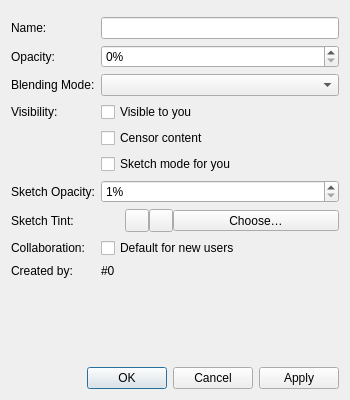
Old version of the form src/desktop/ui/layerproperties.ui in the repository drawpile/Drawpile.
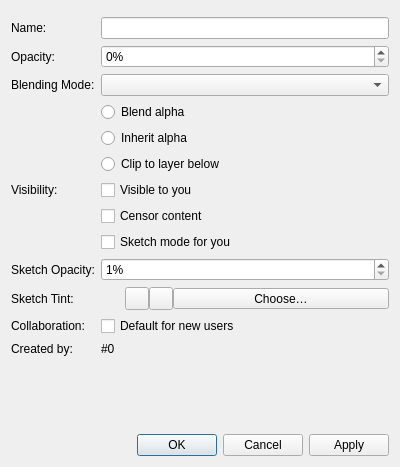
New version of the form. Icons and pictures are not drawn. Custom widgets are drawn as their Qt base class.

Commit message: Implement "clip to layer below" layer attribute

Diff of the .ui file:
```diff
--- a/src/desktop/ui/layerproperties.ui
+++ b/src/desktop/ui/layerproperties.ui
@@ -9,8 +9,8 @@
    <rect>
     <x>0</x>
     <y>0</y>
-    <width>350</width>
-    <height>400</height>
+    <width>400</width>
+    <height>467</height>
    </rect>
   </property>
   <property name="windowTitle">
@@ -54,42 +54,42 @@
    <item row="5" column="1">
     <widget class="QComboBox" name="blendMode"/>
    </item>
-   <item row="7" column="0">
+   <item row="10" column="0">
     <widget class="QLabel" name="visibilityLabel">
      <property name="text">
       <string>Visibility:</string>
      </property>
     </widget>
    </item>
-   <item row="7" column="1">
+   <item row="10" column="1">
     <widget class="QCheckBox" name="visible">
      <property name="text">
       <string>Visible to you</string>
      </property>
     </widget>
    </item>
-   <item row="8" column="1">
+   <item row="11" column="1">
     <widget class="QCheckBox" name="censored">
      <property name="text">
       <string>Censor content</string>
      </property>
     </widget>
    </item>
-   <item row="9" column="1">
+   <item row="12" column="1">
     <widget class="QCheckBox" name="sketchMode">
      <property name="text">
       <string>Sketch mode for you</string>
      </property>
     </widget>
    </item>
-   <item row="10" column="0">
+   <item row="13" column="0">
     <widget class="QLabel" name="sketchOpacityLabel">
      <property name="text">
       <string>Sketch Opacity:</string>
      </property>
     </widget>
    </item>
-   <item row="10" column="1">
+   <item row="13" column="1">
     <widget class="KisSliderSpinBox" name="sketchOpacitySlider">
      <property name="suffix">
       <string>%</string>
@@ -102,35 +102,35 @@
      </property>
     </widget>
    </item>
-   <item row="11" column="0">
+   <item row="14" column="0">
     <widget class="QLabel" name="sketchTintLabel">
      <property name="text">
       <string>Sketch Tint:</string>
      </property>
     </widget>
    </item>
-   <item row="13" column="0">
+   <item row="16" column="0">
     <widget class="QLabel" name="collaborationLabel">
      <property name="text">
       <string>Collaboration:</string>
      </property>
     </widget>
    </item>
-   <item row="13" column="1">
+   <item row="16" column="1">
     <widget class="QCheckBox" name="defaultLayer">
      <property name="text">
       <string>Default for new users</string>
      </property>
     </widget>
    </item>
-   <item row="15" column="0">
+   <item row="18" column="0">
     <widget class="QLabel" name="createdByLabel">
      <property name="text">
       <string>Created by:</string>
      </property>
     </widget>
    </item>
-   <item row="15" column="1">
+   <item row="18" column="1">
     <widget class="QLabel" name="createdBy">
      <property name="text">
       <string notr="true">#0</string>
@@ -140,7 +140,7 @@
      </property>
     </widget>
    </item>
-   <item row="17" column="0">
+   <item row="20" column="0">
     <spacer name="buttonsSpacer">
      <property name="orientation">
       <enum>Qt::Vertical</enum>
@@ -153,14 +153,14 @@
      </property>
     </spacer>
    </item>
-   <item row="18" column="0" colspan="2">
+   <item row="21" column="0" colspan="2">
     <widget class="QDialogButtonBox" name="buttonBox">
      <property name="standardButtons">
       <set>QDialogButtonBox::Apply|QDialogButtonBox::Cancel|QDialogButtonBox::Ok</set>
      </property>
     </widget>
    </item>
-   <item row="11" column="1">
+   <item row="14" column="1">
     <widget class="QWidget" name="sketchTintWidget" native="true">
      <layout class="QHBoxLayout" name="horizontalLayout">
       <property name="spacing">
@@ -237,6 +237,48 @@
      </layout>
     </widget>
    </item>
+   <item row="7" column="1">
+    <widget class="QRadioButton" name="alphaPreserve">
+     <property name="text">
+      <string>Inherit alpha</string>
+     </property>
+     <property name="icon">
+      <iconset theme="drawpile_alpha_off">
+       <normaloff>theme:drawpile_alpha_off.svg</normaloff>theme:drawpile_alpha_off.svg</iconset>
+     </property>
+     <attribute name="buttonGroup">
+      <string notr="true">alphaGroup</string>
+     </attribute>
+    </widget>
+   </item>
+   <item row="8" column="1">
+    <widget class="QRadioButton" name="clip">
+     <property name="text">
+      <string>Clip to layer below</string>
+     </property>
+     <property name="icon">
+      <iconset theme="drawpile_selection_intersect">
+       <normaloff>theme:drawpile_selection_intersect.svg</normaloff>theme:drawpile_selection_intersect.svg</iconset>
+     </property>
+     <attribute name="buttonGroup">
+      <string notr="true">alphaGroup</string>
+     </attribute>
+    </widget>
+   </item>
+   <item row="6" column="1">
+    <widget class="QRadioButton" name="alphaBlend">
+     <property name="text">
+      <string>Blend alpha</string>
+     </property>
+     <property name="icon">
+      <iconset theme="drawpile_alpha_on">
+       <normaloff>theme:drawpile_alpha_on.svg</normaloff>theme:drawpile_alpha_on.svg</iconset>
+     </property>
+     <attribute name="buttonGroup">
+      <string notr="true">alphaGroup</string>
+     </attribute>
+    </widget>
+   </item>
    <item row="0" column="0" colspan="2">
     <layout class="QHBoxLayout" name="colorLayout">
      <property name="spacing">
```
Left out of the diff: 3 changed lines with no effect on the pictures. The commit also changes 34 other files.
